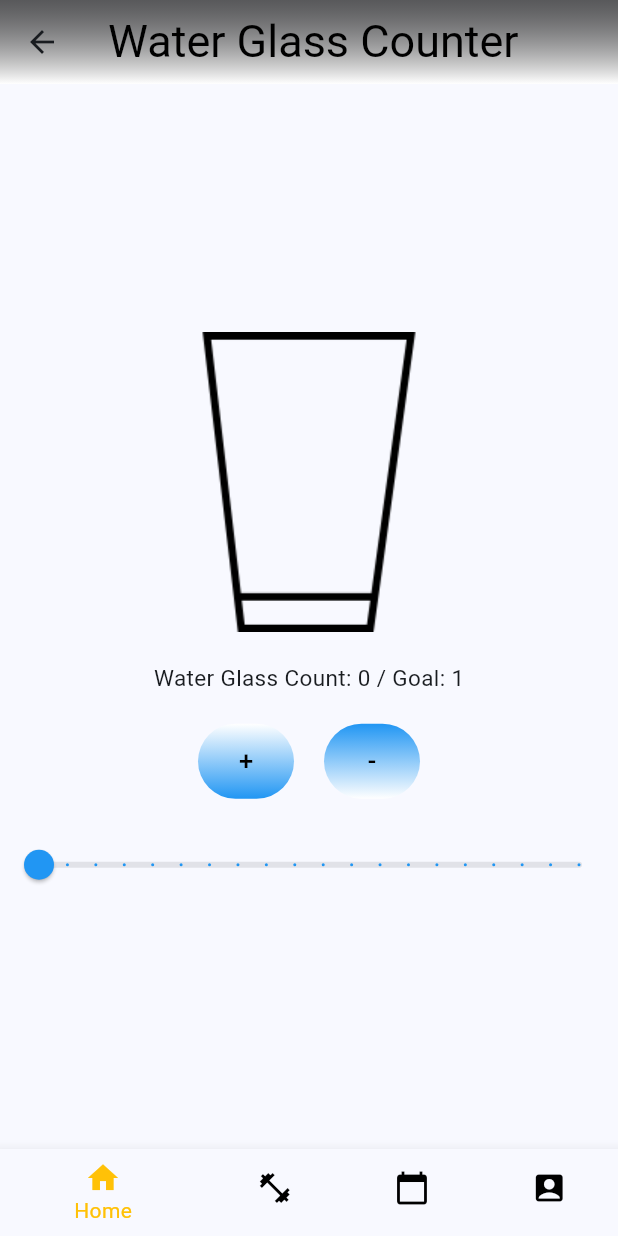
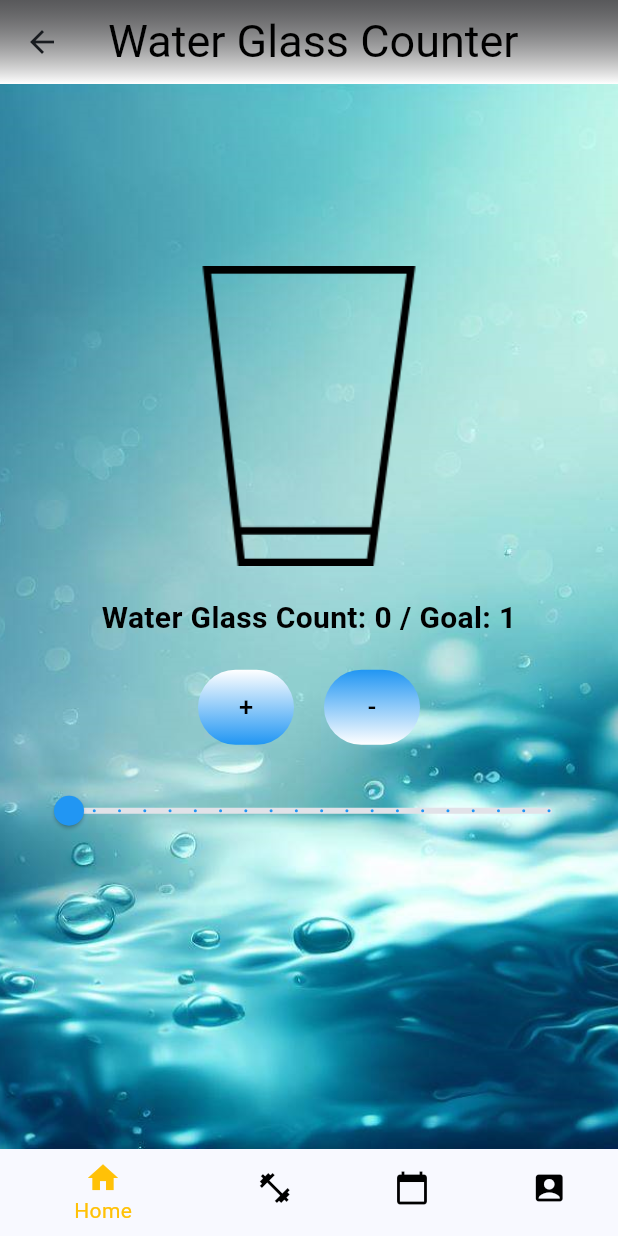
Before and after one commit to mateuszkasprzak94/fitness_prodigy, a Flutter app: the WaterGlassCounterPage screen opened directly, on a phone screen of 412 x 824 dp. Run offline on Flutter 3.47's test engine with Material 2 defaults, Android fonts, the phone set to English and light mode, and no system bars; our stand-ins replace firebase_auth, firebase_core, google_fonts, shared_preferences; accounts and stored records are empty; Roboto replaces fonts that are missing (Satisfy).

Commit message:
Add background image to water counter page

```diff
--- a/lib/app/after login plus features/water_glass_counter/water_glass_counter_page.dart
+++ b/lib/app/after login plus features/water_glass_counter/water_glass_counter_page.dart
@@ -94,7 +94,14 @@ class _WaterGlassCounterPageState extends State<WaterGlassCounterPage> {
         ),
         systemOverlayStyle: SystemUiOverlayStyle.light,
       ),
-      body: Center(
+      body: Container(
+        decoration: const BoxDecoration(
+          image: DecorationImage(
+              image: AssetImage('images/w3.png'), fit: BoxFit.cover),
+        ),
+        child: Padding(
+          padding: const EdgeInsets.fromLTRB(20, 20, 20, 100),
+          child: Center(
             child: Column(
               mainAxisAlignment: MainAxisAlignment.center,
               children: [
@@ -110,9 +117,9 @@ class _WaterGlassCounterPageState extends State<WaterGlassCounterPage> {
                           const Text(
                             'GOAL REACHED!',
                             style: TextStyle(
-                          color: Colors.green,
+                              color: Color.fromARGB(255, 25, 187, 30),
                               fontWeight: FontWeight.bold,
-                          fontSize: 20,
+                              fontSize: 25,
                             ),
                           ),
                         ],
@@ -127,7 +134,10 @@ class _WaterGlassCounterPageState extends State<WaterGlassCounterPage> {
                 ),
                 Text(
                   'Water Glass Count: $waterGlassCount / Goal: $goal',
-              style: const TextStyle(fontSize: 15),
+                  style: const TextStyle(
+                      fontSize: 20,
+                      color: Colors.black,
+                      fontWeight: FontWeight.bold),
                 ),
                 const SizedBox(
                   height: 20,
@@ -183,7 +193,8 @@ class _WaterGlassCounterPageState extends State<WaterGlassCounterPage> {
                           fixedSize: const Size(50, 50),
                         ),
                         child: const Text('-',
-                        style: TextStyle(fontSize: 17, color: Colors.black)),
+                            style:
+                                TextStyle(fontSize: 17, color: Colors.black)),
                       ),
                     ),
                   ],
@@ -203,6 +214,8 @@ class _WaterGlassCounterPageState extends State<WaterGlassCounterPage> {
                   activeColor: Colors.blue,
                 ),
               ],
+            ),
+          ),
         ),
       ),
       bottomNavigationBar: BottomNavigationBar(
```
Also changed, not shown: images/db.jpg (deleted), images/w3.png (added). Lines whose indentation alone changed are shown as unchanged.
